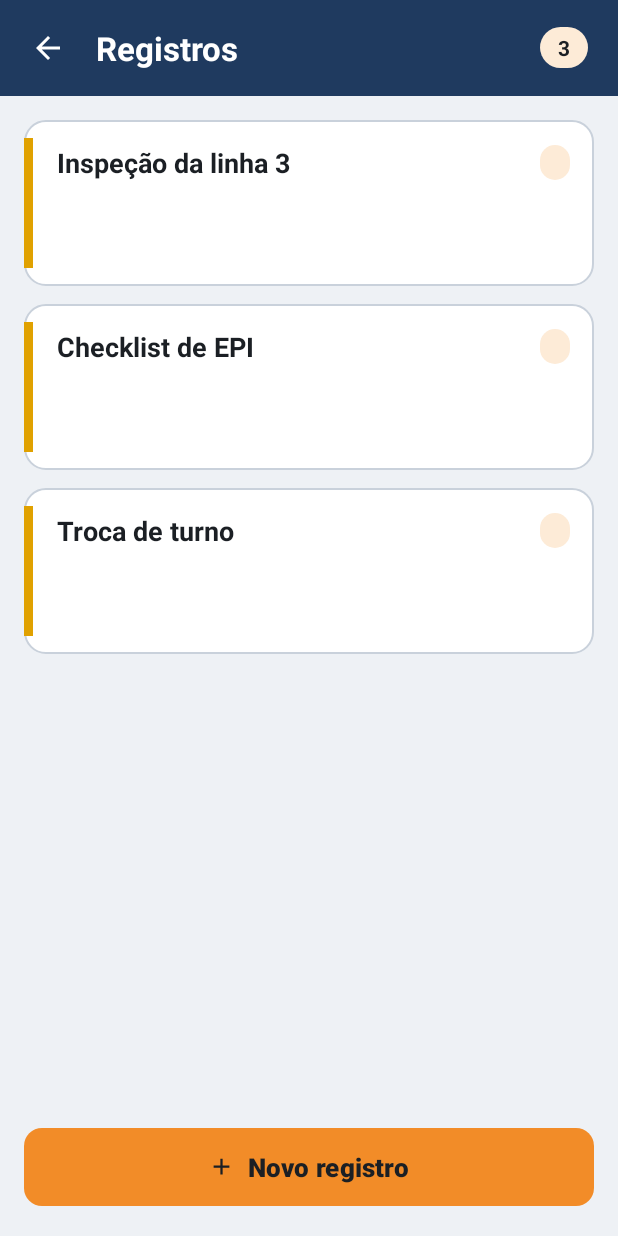
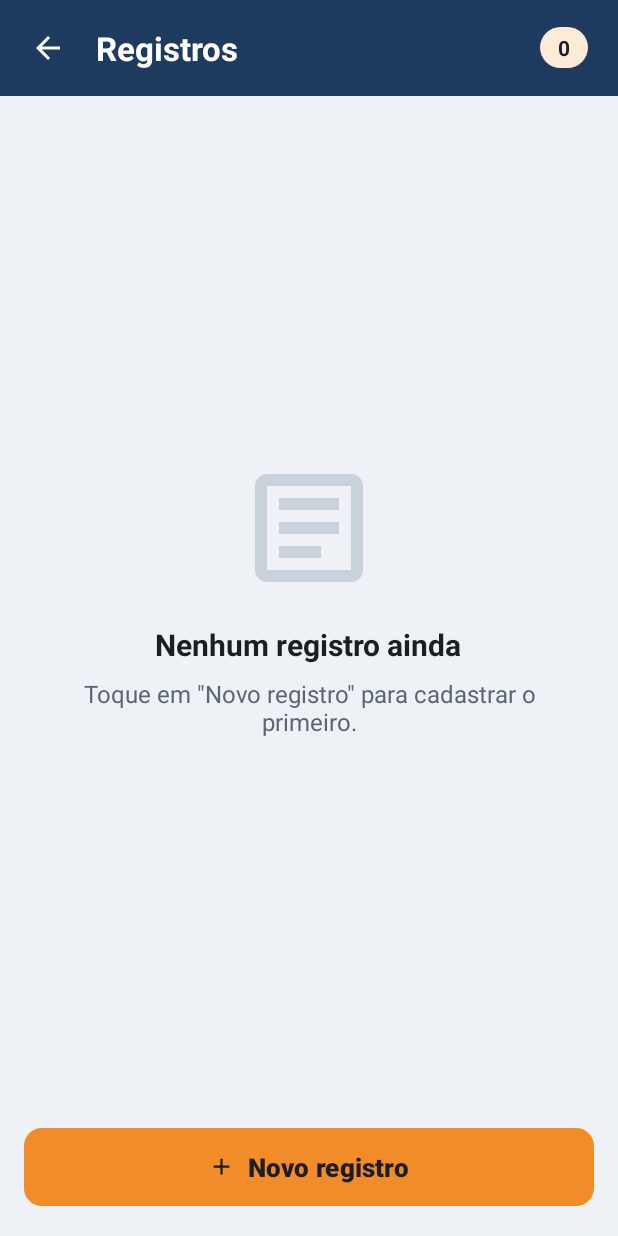
Before and after one commit to Amand4May/AppRegistrosDevMobile, an Android app: the ListaActivity screen opened directly, with no data from a screen before it, on a phone screen of 412 x 824 dp. Run offline under Robolectric (Android 15) with nearby library versions, the phone set to English and light mode, and no system bars.

Commit message:
feat(lista): adapter de registros e tela de listagem funcional
- RegistroAdapter (BaseAdapter + ViewHolder): preenche item_registro com
  título, categoria, descrição, setor · data e a faixa colorida da prioridade;
  esconde campos opcionais vazios e trata corretamente a reciclagem de views.
- ListaActivity: lista os registros do RegistroRepositorio (mais recente
  primeiro), recarrega no onResume, usa setEmptyView para o aviso de lista
  vazia, atualiza o contador do cabeçalho, abre Detalhes com EXTRA_ID ao
  tocar em um item e abre o Formulário em modo cadastro (sem id).

```diff
--- a/app/src/main/java/com/exemplo/registros/ListaActivity.java
+++ b/app/src/main/java/com/exemplo/registros/ListaActivity.java
@@ -2,28 +2,88 @@ package com.exemplo.registros;
 
 import android.content.Intent;
 import android.os.Bundle;
-import android.widget.ArrayAdapter;
 import android.widget.ListView;
 import android.widget.TextView;
+
 import androidx.appcompat.app.AppCompatActivity;
 
-// PROVISÓRIO: mostra 3 itens falsos usando o layout item_registro.
+import java.util.List;
+
+/**
+ * Tela de listagem (visualização) dos registros — o "R" (Read) do CRUD.
+ *
+ * Mostra todos os registros guardados em memória no {@link RegistroRepositorio},
+ * do mais recente para o mais antigo, e permite:
+ *  - tocar em um registro para abrir a {@link DetalhesActivity} (onde é possível editar/excluir);
+ *  - tocar em "Novo registro" para abrir a {@link FormularioActivity} em modo cadastro;
+ *  - voltar para a tela anterior.
+ *
+ * Quando não há registros, o ListView exibe automaticamente o aviso de lista vazia
+ * (layoutVazio), configurado com setEmptyView.
+ */
 public class ListaActivity extends AppCompatActivity {
+
+    private ListView listRegistros;
+    private TextView tvQuantidade;
+    private RegistroAdapter adapter;
+
     @Override
     protected void onCreate(Bundle savedInstanceState) {
         super.onCreate(savedInstanceState);
         setContentView(R.layout.activity_lista);
         BarrasSistema.ajustar(this);
-        String[] titulos = {"Inspeção da linha 3", "Checklist de EPI", "Troca de turno"};
-        ListView lista = findViewById(R.id.listRegistros);
-        lista.setEmptyView(findViewById(R.id.layoutVazio));
-        lista.setAdapter(new ArrayAdapter<>(this, R.layout.item_registro, R.id.tvItemTitulo, titulos));
-        ((TextView) findViewById(R.id.tvQuantidade)).setText(String.valueOf(titulos.length));
 
-        lista.setOnItemClickListener((p, v, pos, id) ->
-                startActivity(new Intent(this, DetalhesActivity.class)));
-        findViewById(R.id.btnAdicionar).setOnClickListener(v ->
-                startActivity(new Intent(this, FormularioActivity.class)));
+        listRegistros = findViewById(R.id.listRegistros);
+        tvQuantidade = findViewById(R.id.tvQuantidade);
+
+        configurarLista();
+        configurarBotoes();
+        // Os dados são carregados no onResume, que sempre roda logo depois do onCreate.
+    }
+
+    /**
+     * Ciclo de vida: o onResume roda toda vez que a tela volta ao primeiro plano
+     * (ao abrir e ao retornar do Formulário ou dos Detalhes). Recarregar aqui garante
+     * que a lista mostre na hora os registros criados, editados ou excluídos.
+     */
+    @Override
+    protected void onResume() {
+        super.onResume();
+        carregarRegistros();
+    }
+
+    /** Liga o adapter ao ListView, define o aviso de lista vazia e o clique nos itens. */
+    private void configurarLista() {
+        adapter = new RegistroAdapter(this, null);
+        listRegistros.setAdapter(adapter);
+        listRegistros.setEmptyView(findViewById(R.id.layoutVazio));
+
+        listRegistros.setOnItemClickListener((parent, view, posicao, id) ->
+                abrirDetalhes(adapter.getItem(posicao)));
+    }
+
+    /** Configura os botões "Novo registro" e "Voltar". */
+    private void configurarBotoes() {
+        findViewById(R.id.btnAdicionar).setOnClickListener(v -> abrirFormularioNovo());
         findViewById(R.id.btnVoltarLista).setOnClickListener(v -> finish());
     }
+
+    /** Busca os registros no repositório e atualiza a lista e o contador do cabeçalho. */
+    private void carregarRegistros() {
+        List<Registro> registros = RegistroRepositorio.listar();
+        adapter.atualizar(registros);
+        tvQuantidade.setText(String.valueOf(registros.size()));
+    }
+
+    /** Intent explícita para os Detalhes, levando o id do registro tocado. */
+    private void abrirDetalhes(Registro registro) {
+        Intent intent = new Intent(this, DetalhesActivity.class);
+        intent.putExtra(RegistroRepositorio.EXTRA_ID, registro.getId());
+        startActivity(intent);
+    }
+
+    /** Intent explícita para o Formulário sem id, ou seja, em modo de cadastro. */
+    private void abrirFormularioNovo() {
+        startActivity(new Intent(this, FormularioActivity.class));
+    }
 }
--- /dev/null
+++ b/app/src/main/java/com/exemplo/registros/RegistroAdapter.java
@@ -0,0 +1,174 @@
+package com.exemplo.registros;
+
+import android.content.Context;
+import android.view.LayoutInflater;
+import android.view.View;
+import android.view.ViewGroup;
+import android.widget.BaseAdapter;
+import android.widget.TextView;
+
+import java.util.ArrayList;
+import java.util.List;
+
+/**
+ * Adapter da lista de registros.
+ *
+ * Faz a ponte entre os objetos {@link Registro} (dados em memória) e o layout
+ * item_registro.xml, que é o "cartão" exibido para cada registro no ListView
+ * da {@link ListaActivity}.
+ *
+ * Para cada item mostra:
+ *  - faixa colorida conforme a prioridade (verde = Baixa, amarelo = Média, vermelho = Alta);
+ *  - título e categoria (badge);
+ *  - descrição resumida (até 2 linhas; some quando estiver vazia);
+ *  - setor/linha e data de criação no rodapé.
+ *
+ * Usa o padrão ViewHolder para reaproveitar as views ao rolar a lista,
+ * evitando chamar findViewById várias vezes para o mesmo item.
+ */
+public class RegistroAdapter extends BaseAdapter {
+
+    /** Separador entre o setor e a data no rodapé do item. Ex.: "Montagem · 16/11/2026" */
+    static final String SEPARADOR_RODAPE = " · ";
+
+    private final Context contexto;
+    private final LayoutInflater inflater;
+
+    /** Cópia local dos registros exibidos. É substituída por {@link #atualizar(List)}. */
+    private final List<Registro> registros = new ArrayList<>();
+
+    /**
+     * @param contexto  Activity onde a lista é exibida.
+     * @param registros registros iniciais (pode ser vazio ou null).
+     */
+    public RegistroAdapter(Context contexto, List<Registro> registros) {
+        this.contexto = contexto;
+        this.inflater = LayoutInflater.from(contexto);
+        if (registros != null) {
+            this.registros.addAll(registros);
+        }
+    }
+
+    /**
+     * Troca os registros exibidos e redesenha a lista.
+     * Chamado pela ListaActivity sempre que a tela volta ao primeiro plano (onResume),
+     * para refletir cadastros, edições e exclusões feitos nas outras telas.
+     */
+    public void atualizar(List<Registro> novosRegistros) {
+        registros.clear();
+        if (novosRegistros != null) {
+            registros.addAll(novosRegistros);
+        }
+        notifyDataSetChanged();
+    }
+
+    // ---------- Métodos obrigatórios do BaseAdapter ----------
+
+    @Override
+    public int getCount() {
+        return registros.size();
+    }
+
+    @Override
+    public Registro getItem(int posicao) {
+        return registros.get(posicao);
+    }
+
+    /** O id da linha é o próprio id do registro (único e estável). */
+    @Override
+    public long getItemId(int posicao) {
+        return registros.get(posicao).getId();
+    }
+
+    @Override
+    public boolean hasStableIds() {
+        return true;
+    }
+
+    @Override
+    public View getView(int posicao, View convertView, ViewGroup parent) {
+        ViewHolder holder;
+
+        // Só infla um layout novo quando não há view para reaproveitar
+        if (convertView == null) {
+            convertView = inflater.inflate(R.layout.item_registro, parent, false);
+            holder = new ViewHolder(convertView);
+            convertView.setTag(holder);
+        } else {
+            holder = (ViewHolder) convertView.getTag();
+        }
+
+        preencher(holder, getItem(posicao));
+        return convertView;
+    }
+
+    /** Copia os dados do registro para as views do item. */
+    private void preencher(ViewHolder holder, Registro registro) {
+        holder.viewPrioridade.setBackgroundColor(
+                contexto.getColor(corDaPrioridade(registro.getPrioridade())));
+
+        holder.tvTitulo.setText(registro.getTitulo());
+
+        // Campos opcionais: escondidos quando vazios, para o cartão não ficar com buracos.
+        // O VISIBLE no else é necessário porque a view pode ter sido reaproveitada
+        // de um item que estava com o campo escondido.
+        mostrarOuEsconder(holder.tvCategoria, registro.getCategoria());
+        mostrarOuEsconder(holder.tvDescricao, registro.getDescricao());
+
+        holder.tvSetor.setText(montarRodape(registro.getSetor(), registro.getDataCurta()));
+    }
+
+    /** Exibe o texto no TextView ou esconde o TextView se o texto estiver vazio. */
+    private static void mostrarOuEsconder(TextView campo, String texto) {
+        if (texto == null || texto.trim().isEmpty()) {
+            campo.setVisibility(View.GONE);
+        } else {
+            campo.setText(texto.trim());
+            campo.setVisibility(View.VISIBLE);
+        }
+    }
+
+    // ---------- Regras de exibição (estáticas para poderem ser reutilizadas e testadas) ----------
+
+    /**
+     * Devolve o recurso de cor correspondente à prioridade.
+     * Prioridade desconhecida ou nula cai em Média (cor padrão do layout).
+     */
+    public static int corDaPrioridade(String prioridade) {
+        if (Registro.PRIORIDADE_ALTA.equals(prioridade)) {
+            return R.color.prioridade_alta;
+        }
+        if (Registro.PRIORIDADE_BAIXA.equals(prioridade)) {
+            return R.color.prioridade_baixa;
+        }
+        return R.color.prioridade_media;
+    }
+
+    /**
+     * Monta o rodapé do item: "setor · data".
+     * Se o setor não foi informado, mostra apenas a data.
+     */
+    static String montarRodape(String setor, String data) {
+        if (setor == null || setor.trim().isEmpty()) {
+            return data;
+        }
+        return setor.trim() + SEPARADOR_RODAPE + data;
+    }
+
+    /** Guarda as referências das views de um item para não buscá-las de novo a cada rolagem. */
+    private static class ViewHolder {
+        final View viewPrioridade;
+        final TextView tvTitulo;
+        final TextView tvCategoria;
+        final TextView tvDescricao;
+        final TextView tvSetor;
+
+        ViewHolder(View item) {
+            viewPrioridade = item.findViewById(R.id.viewPrioridade);
+            tvTitulo = item.findViewById(R.id.tvItemTitulo);
+            tvCategoria = item.findViewById(R.id.tvItemCategoria);
+            tvDescricao = item.findViewById(R.id.tvItemDescricao);
+            tvSetor = item.findViewById(R.id.tvItemSetor);
+        }
+    }
+}
```
